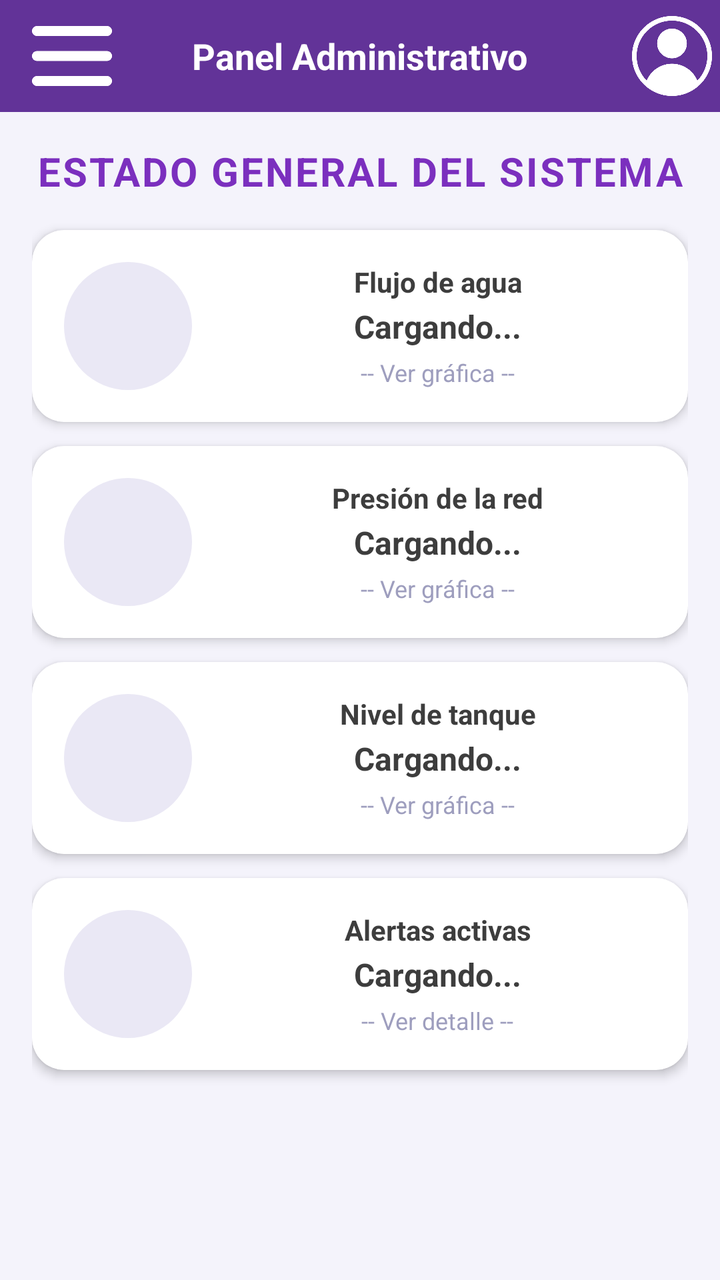
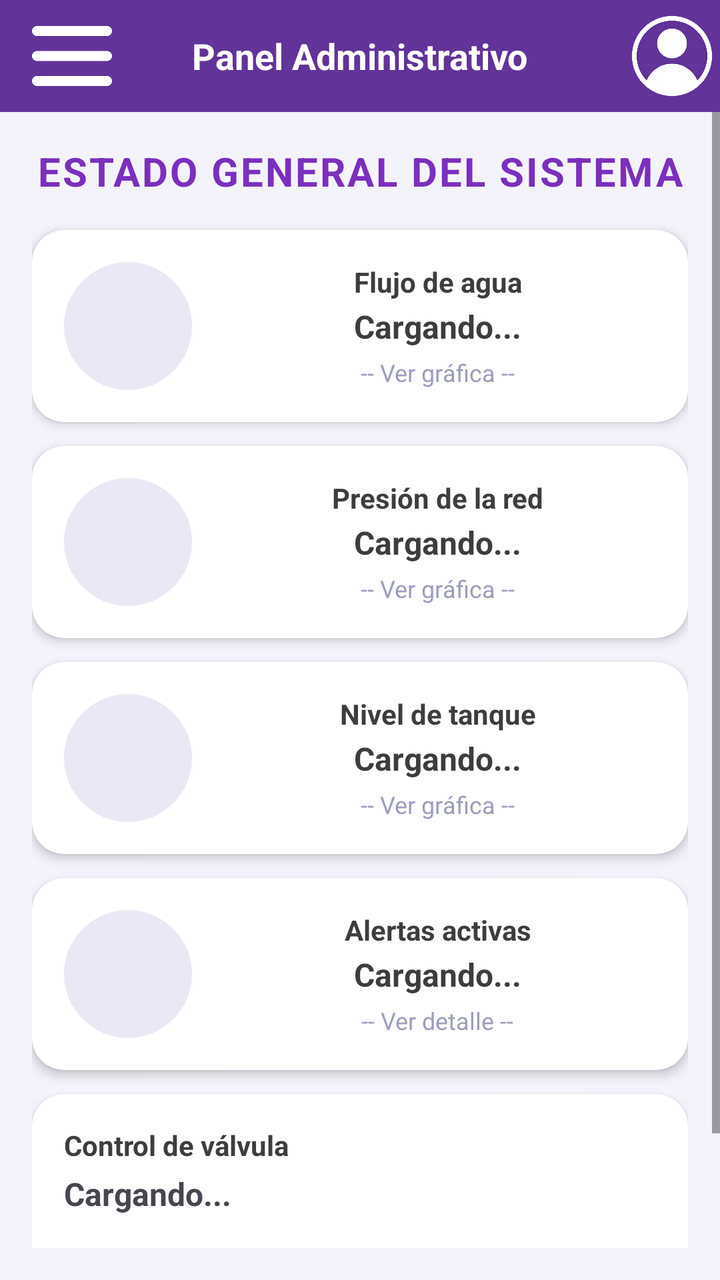

Screens rendered from an Android XML layout before and after an edit, with the pre-edit source and the edit as a unified diff.
<!-- AndroidManifest.xml: application theme Theme.SmartDrop -->
<!-- res/layout/activity_admin_dashboard.xml -->
<?xml version="1.0" encoding="utf-8"?>
<androidx.drawerlayout.widget.DrawerLayout
    xmlns:android="http://schemas.android.com/apk/res/android"
    xmlns:app="http://schemas.android.com/apk/res-auto"
    xmlns:tools="http://schemas.android.com/tools"
    android:id="@+id/drawerLayout"
    android:layout_width="match_parent"
    android:layout_height="match_parent"
    android:fitsSystemWindows="true"
    tools:context=".AdminDashboardActivity">

    <androidx.coordinatorlayout.widget.CoordinatorLayout
        android:layout_width="match_parent"
        android:layout_height="match_parent"
        android:fitsSystemWindows="true"
        android:background="#F4F3FB">

        <androidx.appcompat.widget.Toolbar
            android:id="@+id/toolbar"
            android:layout_width="match_parent"
            android:layout_height="56dp"
            android:background="@drawable/bg_toolbar"
            android:elevation="4dp">

            <ImageButton
                android:id="@+id/btnMenu"
                android:layout_width="40dp"
                android:layout_height="40dp"
                android:layout_gravity="start|center_vertical"
                android:layout_marginStart="4dp"
                android:background="?attr/selectableItemBackgroundBorderless"
                android:src="@drawable/menu"
                android:scaleType="centerInside"
                android:contentDescription="Abrir menú" />

            <TextView
                android:layout_width="wrap_content"
                android:layout_height="wrap_content"
                android:layout_gravity="center"
                android:text="Panel Administrativo"
                android:textColor="#FFFFFF"
                android:textSize="18sp"
                android:textStyle="bold" />

            <ImageButton
                android:id="@+id/btnPerfil"
                android:layout_width="40dp"
                android:layout_height="40dp"
                android:layout_gravity="end|center_vertical"
                android:layout_marginEnd="4dp"
                android:background="?attr/selectableItemBackgroundBorderless"
                android:src="@drawable/perfil"
                android:scaleType="centerInside" />

        </androidx.appcompat.widget.Toolbar>

        <ScrollView
            android:layout_width="match_parent"
            android:layout_height="match_parent"
            android:paddingTop="56dp"
            android:paddingBottom="16dp"
            android:fillViewport="true">

            <LinearLayout
                android:layout_width="match_parent"
                android:layout_height="wrap_content"
                android:orientation="vertical"
                android:padding="16dp">

                <TextView
                    android:layout_width="match_parent"
                    android:layout_height="wrap_content"
                    android:layout_marginBottom="16dp"
                    android:gravity="center"
                    android:text="ESTADO GENERAL DEL SISTEMA"
                    android:textColor="#7B2FBE"
                    android:textSize="20sp"
                    android:textStyle="bold"
                    android:letterSpacing="0.05" />

                
                <androidx.cardview.widget.CardView
                    android:id="@+id/cardAlertaGeneral"
                    android:layout_width="match_parent"
                    android:layout_height="wrap_content"
                    android:layout_marginBottom="16dp"
                    android:visibility="gone"
                    app:cardCornerRadius="14dp"
                    app:cardElevation="2dp"
                    app:cardBackgroundColor="#FDECEA">

                    <TextView
                        android:id="@+id/tvAlertaGeneral"
                        android:layout_width="match_parent"
                        android:layout_height="wrap_content"
                        android:padding="14dp"
                        android:text="⚠ 1 sensor con valores fuera de rango"
                        android:textColor="#C0392B"
                        android:textStyle="bold"
                        android:textSize="14sp" />

                </androidx.cardview.widget.CardView>

                
                <androidx.cardview.widget.CardView
                    android:id="@+id/cardFlujo"
                    android:layout_width="match_parent"
                    android:layout_height="wrap_content"
                    android:layout_marginBottom="12dp"
                    android:clickable="true"
                    android:focusable="true"
                    android:foreground="?attr/selectableItemBackground"
                    app:cardCornerRadius="16dp"
                    app:cardElevation="3dp"
                    app:cardBackgroundColor="#FFFFFF">

                    <LinearLayout
                        android:layout_width="match_parent"
                        android:layout_height="wrap_content"
                        android:orientation="horizontal"
                        android:gravity="center_vertical"
                        android:padding="16dp">

                        <View
                            android:id="@+id/espacioIconFlujo"
                            android:layout_width="64dp"
                            android:layout_height="64dp"
                            android:background="@drawable/iconos" />

                        <LinearLayout
                            android:layout_width="0dp"
                            android:layout_height="wrap_content"
                            android:layout_weight="1"
                            android:orientation="vertical"
                            android:gravity="center"
                            android:paddingStart="14dp">

                            <TextView
                                android:layout_width="wrap_content"
                                android:layout_height="wrap_content"
                                android:text="Flujo de agua"
                                android:textColor="#3D3D3D"
                                android:textSize="14sp"
                                android:textStyle="bold" />

                            <TextView
                                android:id="@+id/tvFlujoValor"
                                android:layout_width="wrap_content"
                                android:layout_height="wrap_content"
                                android:layout_marginTop="2dp"
                                android:text="Cargando..."
                                android:textColor="#3D3D3D"
                                android:textSize="16sp"
                                android:textStyle="bold" />

                            <TextView
                                android:layout_width="wrap_content"
                                android:layout_height="wrap_content"
                                android:layout_marginTop="4dp"
                                android:text="-- Ver gráfica --"
                                android:textColor="#9E9EBE"
                                android:textSize="12sp" />

                        </LinearLayout>
                    </LinearLayout>
                </androidx.cardview.widget.CardView>

                
                <androidx.cardview.widget.CardView
                    android:id="@+id/cardPresion"
                    android:layout_width="match_parent"
                    android:layout_height="wrap_content"
                    android:layout_marginBottom="12dp"
                    android:clickable="true"
                    android:focusable="true"
                    android:foreground="?attr/selectableItemBackground"
                    app:cardCornerRadius="16dp"
                    app:cardElevation="3dp"
                    app:cardBackgroundColor="#FFFFFF">

                    <LinearLayout
                        android:layout_width="match_parent"
                        android:layout_height="wrap_content"
                        android:orientation="horizontal"
                        android:gravity="center_vertical"
                        android:padding="16dp">

                        <View
                            android:id="@+id/espacioIconPresionAdmin"
                            android:layout_width="64dp"
                            android:layout_height="64dp"
                            android:background="@drawable/iconos" />

                        <LinearLayout
                            android:layout_width="0dp"
                            android:layout_height="wrap_content"
                            android:layout_weight="1"
                            android:orientation="vertical"
                            android:gravity="center"
                            android:paddingStart="14dp">

                            <TextView
                                android:layout_width="wrap_content"
                                android:layout_height="wrap_content"
                                android:text="Presión de la red"
                                android:textColor="#3D3D3D"
                                android:textSize="14sp"
                                android:textStyle="bold" />

                            <TextView
                                android:id="@+id/tvPresionValorAdmin"
                                android:layout_width="wrap_content"
                                android:layout_height="wrap_content"
                                android:layout_marginTop="2dp"
                                android:text="Cargando..."
                                android:textColor="#3D3D3D"
                                android:textSize="16sp"
                                android:textStyle="bold" />

                            <TextView
                                android:layout_width="wrap_content"
                                android:layout_height="wrap_content"
                                android:layout_marginTop="4dp"
                                android:text="-- Ver gráfica --"
                                android:textColor="#9E9EBE"
                                android:textSize="12sp" />

                        </LinearLayout>
                    </LinearLayout>
                </androidx.cardview.widget.CardView>

                
                <androidx.cardview.widget.CardView
                    android:id="@+id/cardNivelAdmin"
                    android:layout_width="match_parent"
                    android:layout_height="wrap_content"
                    android:layout_marginBottom="12dp"
                    android:clickable="true"
                    android:focusable="true"
                    android:foreground="?attr/selectableItemBackground"
                    app:cardCornerRadius="16dp"
                    app:cardElevation="3dp"
                    app:cardBackgroundColor="#FFFFFF">

                    <LinearLayout
                        android:layout_width="match_parent"
                        android:layout_height="wrap_content"
                        android:orientation="horizontal"
                        android:gravity="center_vertical"
                        android:padding="16dp">

                        <View
                            android:id="@+id/espacioIconNivelAdmin"
                            android:layout_width="64dp"
                            android:layout_height="64dp"
                            android:background="@drawable/iconos" />

                        <LinearLayout
                            android:layout_width="0dp"
                            android:layout_height="wrap_content"
                            android:layout_weight="1"
                            android:orientation="vertical"
                            android:gravity="center"
                            android:paddingStart="14dp">

                            <TextView
                                android:layout_width="wrap_content"
                                android:layout_height="wrap_content"
                                android:text="Nivel de tanque"
                                android:textColor="#3D3D3D"
                                android:textSize="14sp"
                                android:textStyle="bold" />

                            <TextView
                                android:id="@+id/tvNivelValorAdmin"
                                android:layout_width="wrap_content"
                                android:layout_height="wrap_content"
                                android:layout_marginTop="2dp"
                                android:text="Cargando..."
                                android:textColor="#3D3D3D"
                                android:textSize="16sp"
                                android:textStyle="bold" />

                            <TextView
                                android:layout_width="wrap_content"
                                android:layout_height="wrap_content"
                                android:layout_marginTop="4dp"
                                android:text="-- Ver gráfica --"
                                android:textColor="#9E9EBE"
                                android:textSize="12sp" />

                        </LinearLayout>
                    </LinearLayout>
                </androidx.cardview.widget.CardView>

                
                <androidx.cardview.widget.CardView
                    android:id="@+id/cardAlertasActivas"
                    android:layout_width="match_parent"
                    android:layout_height="wrap_content"
                    android:layout_marginBottom="12dp"
                    android:clickable="true"
                    android:focusable="true"
                    android:foreground="?attr/selectableItemBackground"
                    app:cardCornerRadius="16dp"
                    app:cardElevation="3dp"
                    app:cardBackgroundColor="#FFFFFF">

                    <LinearLayout
                        android:layout_width="match_parent"
                        android:layout_height="wrap_content"
                        android:orientation="horizontal"
                        android:gravity="center_vertical"
                        android:padding="16dp">

                        <View
                            android:id="@+id/espacioIconAlertas"
                            android:layout_width="64dp"
                            android:layout_height="64dp"
                            android:background="@drawable/iconos" />

                        <LinearLayout
                            android:layout_width="0dp"
                            android:layout_height="wrap_content"
                            android:layout_weight="1"
                            android:orientation="vertical"
                            android:gravity="center"
                            android:paddingStart="14dp">

                            <TextView
                                android:layout_width="wrap_content"
                                android:layout_height="wrap_content"
                                android:text="Alertas activas"
                                android:textColor="#3D3D3D"
                                android:textSize="14sp"
                                android:textStyle="bold" />

                            <TextView
                                android:id="@+id/tvAlertasCount"
                                android:layout_width="wrap_content"
                                android:layout_height="wrap_content"
                                android:layout_marginTop="2dp"
                                android:text="Cargando..."
                                android:textColor="#3D3D3D"
                                android:textSize="16sp"
                                android:textStyle="bold" />

                            <TextView
                                android:layout_width="wrap_content"
                                android:layout_height="wrap_content"
                                android:layout_marginTop="4dp"
                                android:text="-- Ver detalle --"
                                android:textColor="#9E9EBE"
                                android:textSize="12sp" />

                        </LinearLayout>
                    </LinearLayout>
                </androidx.cardview.widget.CardView>

            </LinearLayout>
        </ScrollView>

    </androidx.coordinatorlayout.widget.CoordinatorLayout>

    <com.google.android.material.navigation.NavigationView
        android:id="@+id/navigationViewAdmin"
        android:layout_width="272dp"
        android:layout_height="match_parent"
        android:layout_gravity="start"
        android:background="#BEA9DF"
        app:headerLayout="@layout/nav_header"
        app:menu="@menu/menu_admin_nav"
        app:itemTextColor="#FFFFFF"
        app:itemIconTint="#FFFFFF"
        app:itemRippleColor="#33FFFFFF"
        app:itemBackground="@android:color/transparent" />

</androidx.drawerlayout.widget.DrawerLayout>
<!-- res/layout/nav_header.xml (included above) -->
<?xml version="1.0" encoding="utf-8"?>
<LinearLayout
    xmlns:android="http://schemas.android.com/apk/res/android"
    xmlns:app="http://schemas.android.com/apk/res-auto"
    android:layout_width="match_parent"
    android:layout_height="160dp"
    android:background="#BEA9DF"
    android:gravity="center"
    android:orientation="vertical"
    android:paddingTop="24dp"
    android:paddingBottom="16dp">


    <ImageView
        android:id="@+id/ivPerfilDrawer"
        android:layout_width="72dp"
        android:layout_height="72dp"
        android:background="@drawable/perfil"
        android:scaleType="centerInside"
        android:padding="12dp"
        android:contentDescription="Foto de perfil"
        app:tint="#FFFFFF" />


    <TextView
        android:id="@+id/tvUsuarioDrawer"
        android:layout_width="wrap_content"
        android:layout_height="wrap_content"
        android:layout_marginTop="10dp"
        android:text="Usuario"
        android:textColor="#FFFFFF"
        android:textSize="16sp"
        android:textStyle="bold" />

</LinearLayout>
<!-- resources referenced by this layout -->
<resources>
  <!-- drawable bg_toolbar (drawable) -->
  <?xml version="1.0" encoding="utf-8"?>
  <shape xmlns:android="http://schemas.android.com/apk/res/android"
      android:shape="rectangle">
      <solid android:color="#623398" />
  </shape>
  <!-- drawable iconos (drawable) -->
  <?xml version="1.0" encoding="utf-8"?>
  <shape xmlns:android="http://schemas.android.com/apk/res/android"
      android:shape="oval">
      <solid android:color="#EAE8F5" />
  </shape>
  <!-- drawable menu: png bitmap (drawable, 4742 bytes) -->
  <!-- drawable perfil: png bitmap (drawable, 20705 bytes) -->
  <style name="Theme.SmartDrop" parent="Theme.Material3.DayNight.NoActionBar">
          <item name="colorPrimary">#4FACFE</item>
          <item name="colorPrimaryVariant">#2A5298</item>
          <item name="colorOnPrimary">#FFFFFF</item>
      </style>
</resources>

<!-- the commit's change to res/layout/activity_admin_dashboard.xml (unified diff, before → after) -->
@@ -293,6 +293,8 @@
                     </LinearLayout>
                 </androidx.cardview.widget.CardView>
 
+
+
                 
                 <androidx.cardview.widget.CardView
                     android:id="@+id/cardAlertasActivas"
@@ -352,6 +354,66 @@
                                 android:text="-- Ver detalle --"
                                 android:textColor="#9E9EBE"
                                 android:textSize="12sp" />
+
+                        </LinearLayout>
+                    </LinearLayout>
+                </androidx.cardview.widget.CardView>
+
+                <androidx.cardview.widget.CardView
+                    android:id="@+id/cardValvula"
+                    android:layout_width="match_parent"
+                    android:layout_height="wrap_content"
+                    android:layout_marginBottom="12dp"
+                    app:cardCornerRadius="16dp"
+                    app:cardElevation="3dp"
+                    app:cardBackgroundColor="#FFFFFF">
+
+                    <LinearLayout
+                        android:layout_width="match_parent"
+                        android:layout_height="wrap_content"
+                        android:orientation="vertical"
+                        android:padding="16dp">
+
+                        <TextView
+                            android:layout_width="wrap_content"
+                            android:layout_height="wrap_content"
+                            android:text="Control de válvula"
+                            android:textColor="#3D3D3D"
+                            android:textSize="14sp"
+                            android:textStyle="bold" />
+
+                        <TextView
+                            android:id="@+id/tvValvulaEstadoAdmin"
+                            android:layout_width="wrap_content"
+                            android:layout_height="wrap_content"
+                            android:layout_marginTop="4dp"
+                            android:layout_marginBottom="12dp"
+                            android:text="Cargando..."
+                            android:textSize="16sp"
+                            android:textStyle="bold" />
+
+                        <LinearLayout
+                            android:layout_width="match_parent"
+                            android:layout_height="wrap_content"
+                            android:orientation="horizontal">
+
+                            <Button
+                                android:id="@+id/btnAbrirValvula"
+                                android:layout_width="0dp"
+                                android:layout_height="wrap_content"
+                                android:layout_weight="1"
+                                android:layout_marginEnd="8dp"
+                                android:text="ABRIR"
+                                android:backgroundTint="#27AE60" />
+
+                            <Button
+                                android:id="@+id/btnCerrarValvula"
+                                android:layout_width="0dp"
+                                android:layout_height="wrap_content"
+                                android:layout_weight="1"
+                                android:layout_marginStart="8dp"
+                                android:text="CERRAR"
+                                android:backgroundTint="#E74C3C" />
 
                         </LinearLayout>
                     </LinearLayout>
